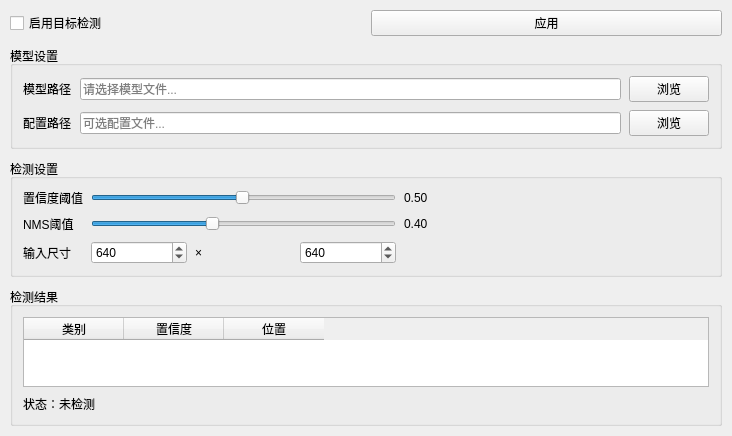
This is ui/tabs/object_detection_tab.ui in xiaoyuan1021/MyTool as Qt 5 draws it before an edit. The edited form follows.
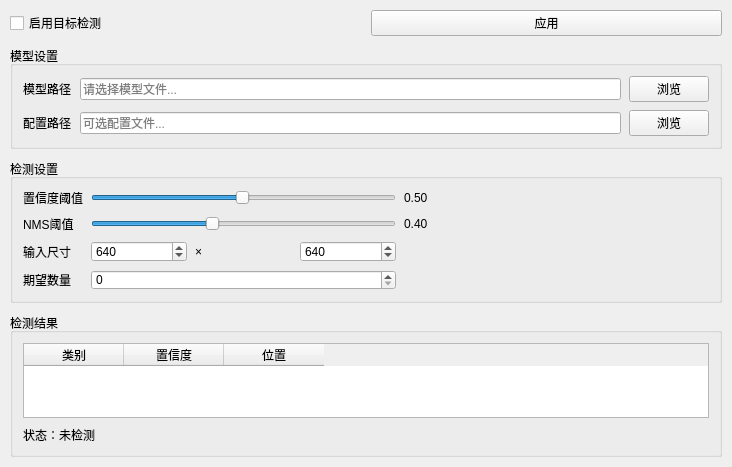
This is the edited form.

```diff
--- a/ui/tabs/object_detection_tab.ui
+++ b/ui/tabs/object_detection_tab.ui
@@ -280,6 +280,42 @@
         </property>
        </spacer>
       </item>
+       <item row="3" column="0">
+        <widget class="QLabel" name="label_expectedCount">
+         <property name="text">
+          <string>期望数量</string>
+         </property>
+        </widget>
+       </item>
+       <item row="3" column="1">
+        <widget class="QSpinBox" name="spinBox_expectedCount">
+         <property name="toolTip">
+          <string>0表示不检查数量</string>
+         </property>
+         <property name="minimum">
+          <number>0</number>
+         </property>
+         <property name="maximum">
+          <number>999</number>
+         </property>
+         <property name="value">
+          <number>0</number>
+         </property>
+        </widget>
+       </item>
+       <item row="3" column="2">
+        <spacer name="horizontalSpacer_expectedCount">
+         <property name="orientation">
+          <enum>Qt::Orientation::Horizontal</enum>
+         </property>
+         <property name="sizeHint" stdset="0">
+          <size>
+           <width>40</width>
+           <height>20</height>
+          </size>
+         </property>
+        </spacer>
+       </item>
      </layout>
     </widget>
    </item>
```
Lines whose indentation alone changed are shown as unchanged.
